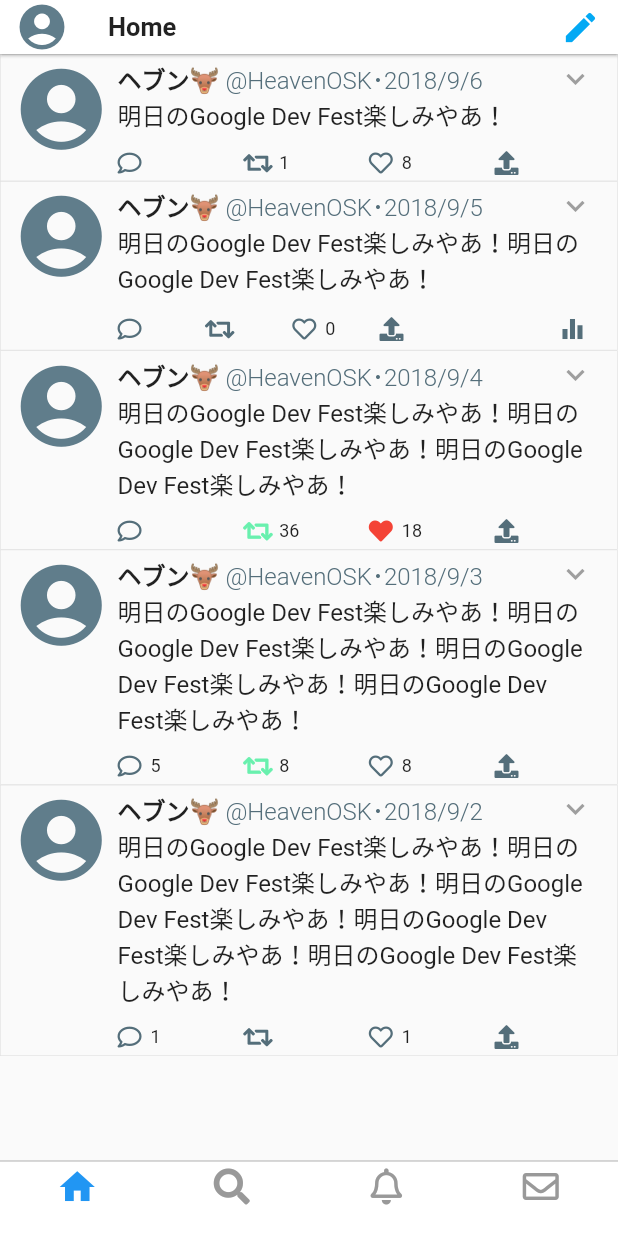
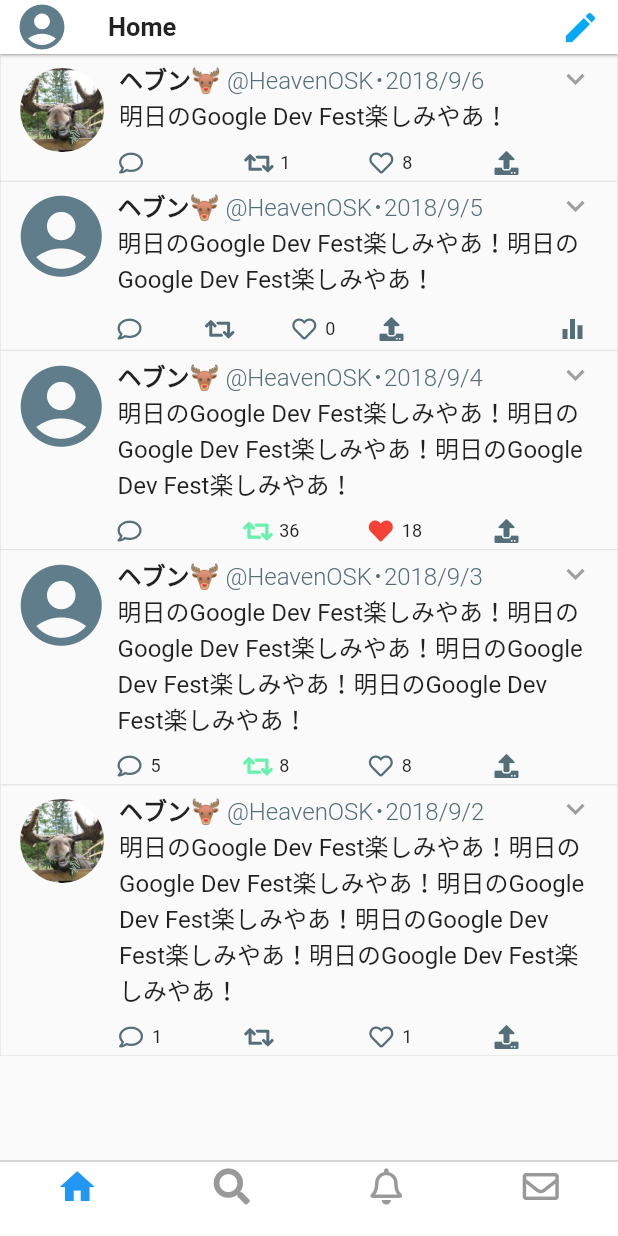
Before and after one commit to HeavenOSK/Flitter, a Flutter app: the screen it shows after launch, on a phone screen of 412 x 824 dp. Run offline on Flutter 3.47's test engine with Material 2 defaults, Android fonts, the phone set to English and light mode, and no system bars; our stand-ins replace font_awesome_flutter.

Commit message:
Show account image on tweet_card

```diff
--- a/lib/models/tweet.dart
+++ b/lib/models/tweet.dart
@@ -7,6 +7,7 @@ class Tweet {
     @required this.accountName,
     @required this.dateTime,
     @required this.contents,
+    this.userImagetUrl = '',
     this.repliedCount = 0,
     this.retweetedCount = 0,
     this.likedCount = 0,
@@ -20,6 +21,7 @@ class Tweet {
 
   final String userName;
   final String accountName;
+  final String userImagetUrl;
   final DateTime dateTime;
   final String contents;
 
--- a/lib/ui/components/tweet_card.dart
+++ b/lib/ui/components/tweet_card.dart
@@ -29,8 +29,23 @@ class TweetCard extends StatelessWidget {
           // Profile 写真を表示する
           Padding(
             padding: const EdgeInsets.fromLTRB(0.0, 0.0, 5.0, 0.0),
-            child:
-                Icon(Icons.account_circle, size: 65.0, color: Colors.blueGrey),
+            child: (tweet.userImagetUrl == '')
+                ? Icon(Icons.account_circle, size: 65.0, color: Colors.blueGrey)
+                : Padding(
+                    padding: const EdgeInsets.all(5.0),
+                    child: Container(
+                        width: 56.0,
+                        height: 56.0,
+                        decoration: new BoxDecoration(
+                          shape: BoxShape.circle,
+                          image: new DecorationImage(
+                            fit: BoxFit.cover,
+                            image: Image
+                                .asset('assets/sample_profile01.jpg')
+                                .image,
+                          ),
+                        )),
+                  ),
           ),
           Expanded(
             child: Column(
@@ -51,9 +66,6 @@ class TweetCard extends StatelessWidget {
   Widget _buildTopRow() {
     return Container(
       child: Row(
-        mainAxisAlignment: MainAxisAlignment.spaceBetween,
-        children: <Widget>[
-          Row(
         children: <Widget>[
           Text(
             tweet.userName,
@@ -71,9 +83,16 @@ class TweetCard extends StatelessWidget {
               color: _subColor,
             ),
           ),
-            ],
+          Expanded(
+            child: Container(
+              alignment: Alignment.topRight,
+              child: Icon(
+                Icons.expand_more,
+                color: Colors.grey,
+                size: 24.0,
               ),
-          Icon(Icons.expand_more, color: Colors.grey, size: 24.0),
+            ),
+          ),
         ],
       ),
     );
--- a/lib/ui/pages/tweet_helper.dart
+++ b/lib/ui/pages/tweet_helper.dart
@@ -8,6 +8,7 @@ class TweetHelper {
     contents: '明日のGoogle Dev Fest楽しみやあ！',
     retweetedCount: 1,
     likedCount: 8,
+    userImagetUrl: 'basic'
   );
   static final tweet02 = Tweet(
     userName: 'ヘブン🦌',
@@ -46,6 +47,7 @@ class TweetHelper {
     contents: '明日のGoogle Dev Fest楽しみやあ！明日のGoogle Dev Fest楽しみやあ！明日のGoogle Dev Fest楽しみやあ！明日のGoogle Dev Fest楽しみやあ！明日のGoogle Dev Fest楽しみやあ！',
     repliedCount:1,
     likedCount: 1,
+    userImagetUrl: 'kkk'
   );
 
   static final tweet06 = Tweet(
--- a/pubspec.yaml
+++ b/pubspec.yaml
@@ -28,7 +28,7 @@ flutter:
 
   # To add assets to your application, add an assets section, like this:
   assets:
-  - assets/sample_profile01.jpg
+  - assets/
 
   # An image asset can refer to one or more resolution-specific "variants", see
   # https://flutter.io/assets-and-images/#resolution-aware.
```
Lines whose indentation alone changed are shown as unchanged.
